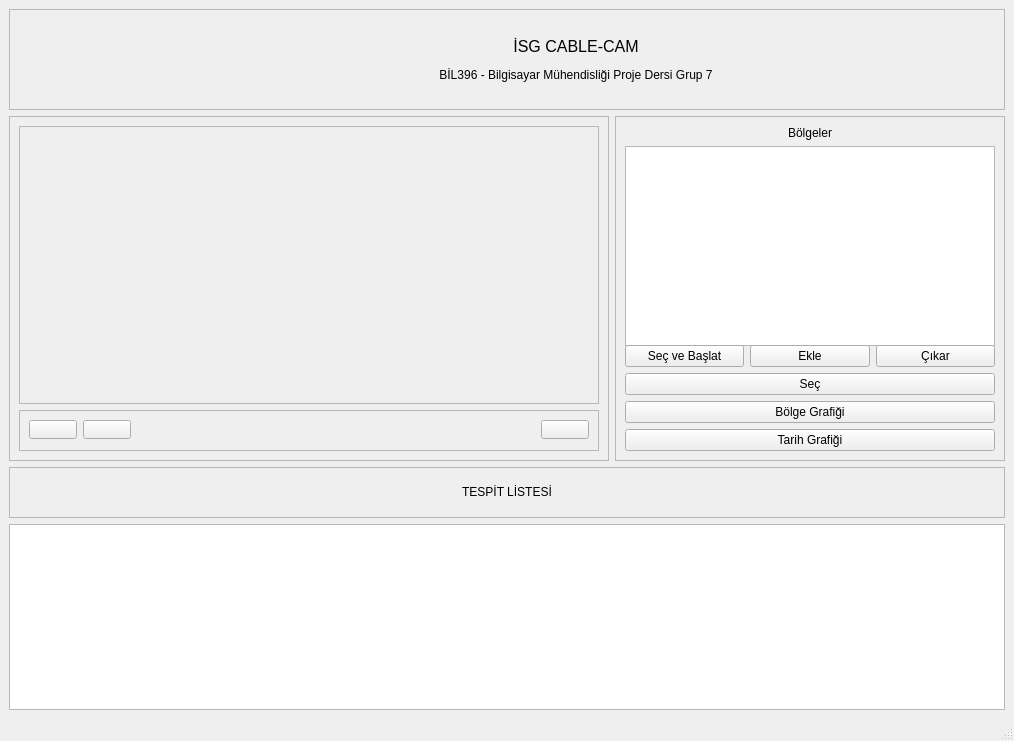
Above: projeGui(Qt Creator Ubuntu)/proje_gui/secondwindow.ui from BurakAkten/Project-Group7 before the change. Below: the same form after it.
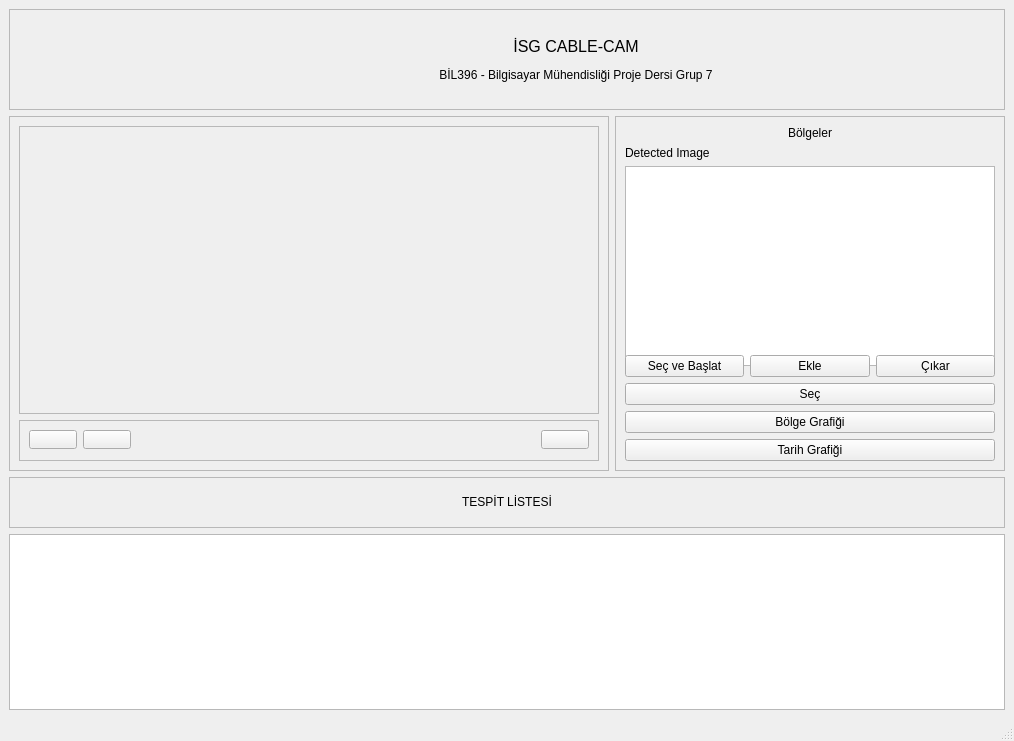
That is the form after the change.

Commit message: turkish questions & double click to table for open image

```diff
--- a/projeGui(Qt Creator Ubuntu)/proje_gui/secondwindow.ui
+++ b/projeGui(Qt Creator Ubuntu)/proje_gui/secondwindow.ui
@@ -260,8 +260,8 @@
          <widget class="QFrame" name="frame_3">
           <property name="minimumSize">
            <size>
-            <width>260</width>
-            <height>311</height>
+            <width>386</width>
+            <height>352</height>
            </size>
           </property>
           <property name="maximumSize">
@@ -288,6 +288,13 @@
                  </property>
                 </widget>
                </item>
+               <item>
+                <widget class="QLabel" name="detectedImage">
+                 <property name="text">
+                  <string>Detected Image</string>
+                 </property>
+                </widget>
+               </item>
                <item>
                 <layout class="QHBoxLayout" name="horizontalLayout_2">
                  <item>
```
Left out of the diff: 6 changed lines with no effect on the pictures. The commit also changes 3 other files.
